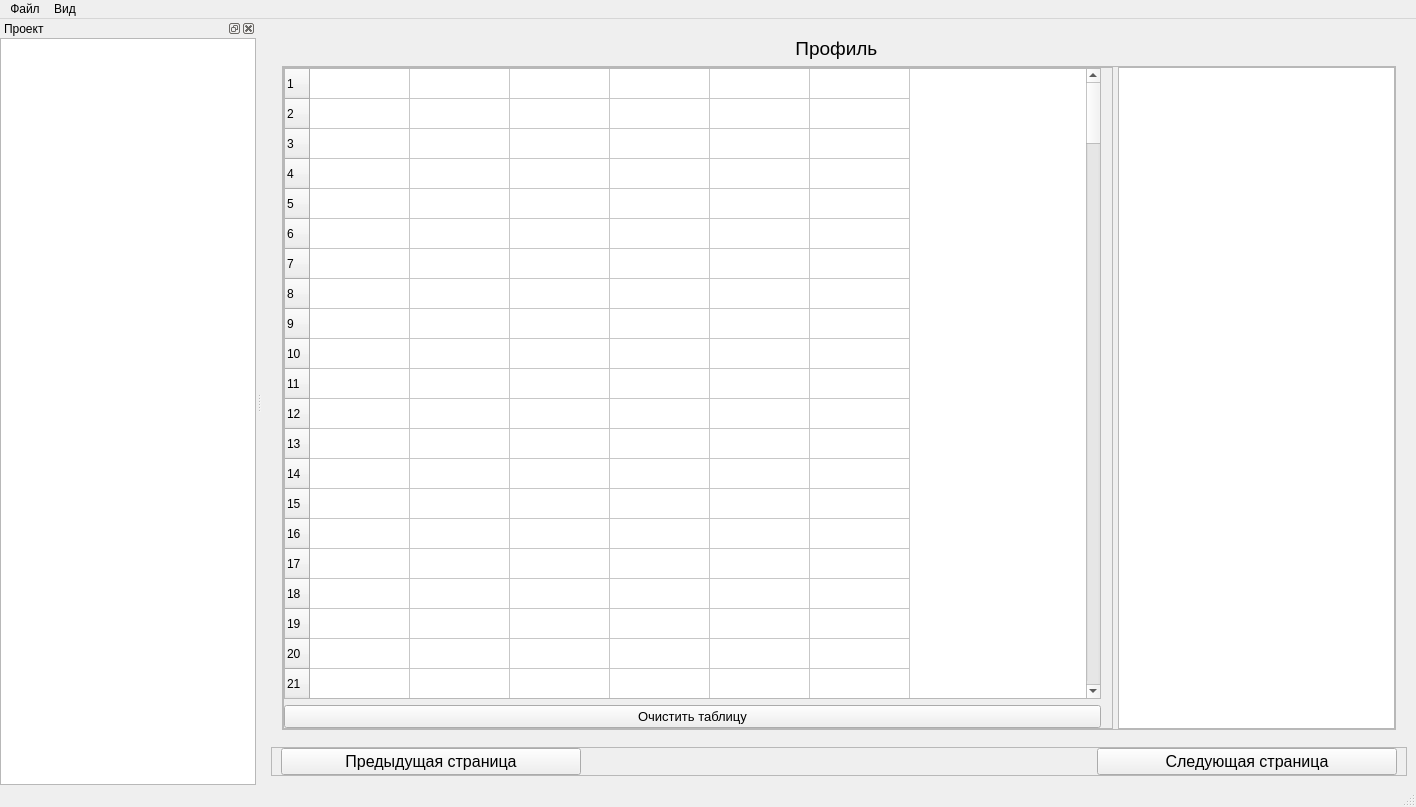
Before: the Qt Designer form app.ui in chevashetz/app, drawn with Qt 5.
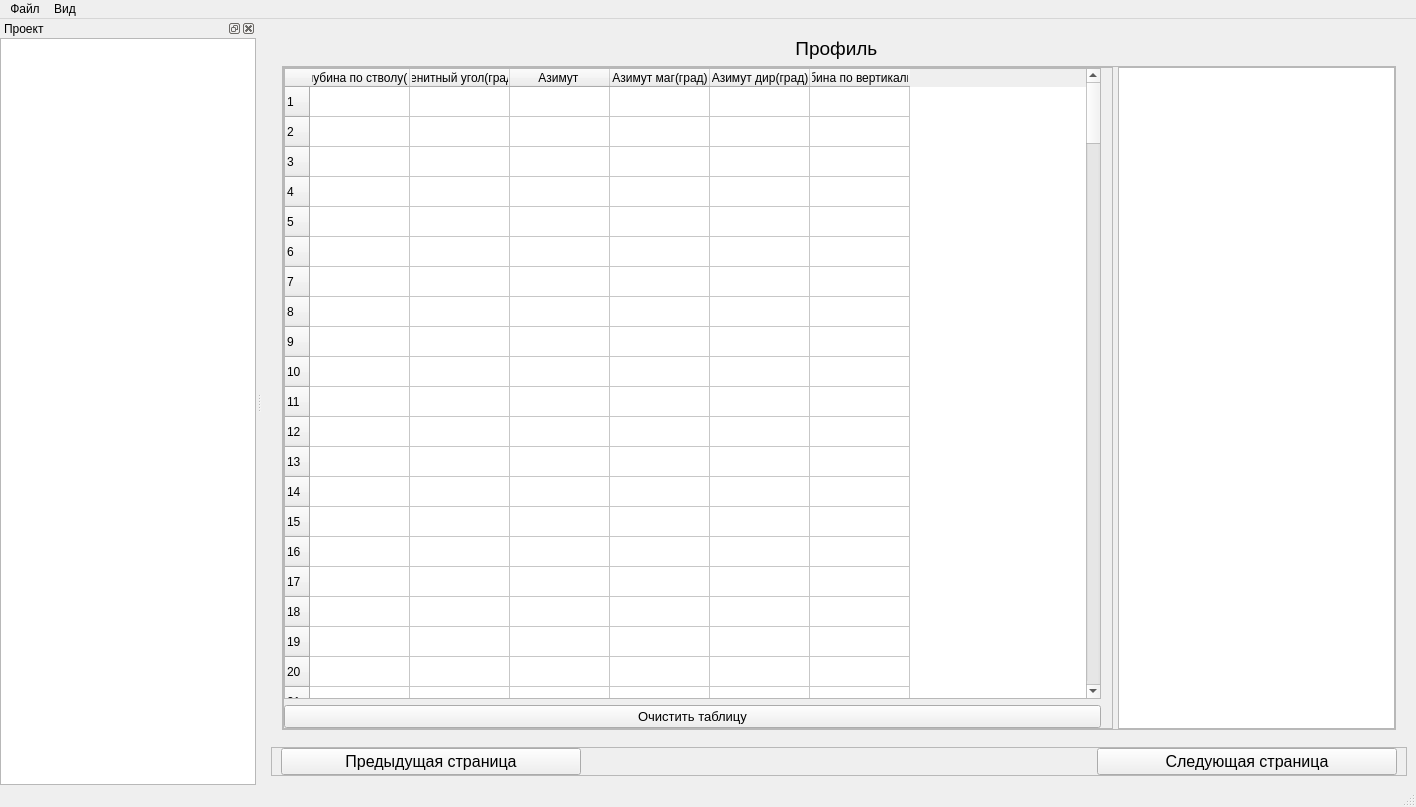
After: the same form once the commit is applied.

Commit message: fix: удаление файла если уже существует

Diff of the .ui file:
```diff
--- a/app.ui
+++ b/app.ui
@@ -154,7 +154,7 @@
                  <number>6</number>
                 </property>
                 <attribute name="horizontalHeaderVisible">
-                 <bool>false</bool>
+                 <bool>true</bool>
                 </attribute>
                 <attribute name="horizontalHeaderCascadingSectionResizes">
                  <bool>true</bool>
```
Left out of the diff: 2 changed lines with no effect on the pictures. The commit also changes 1 other file.
